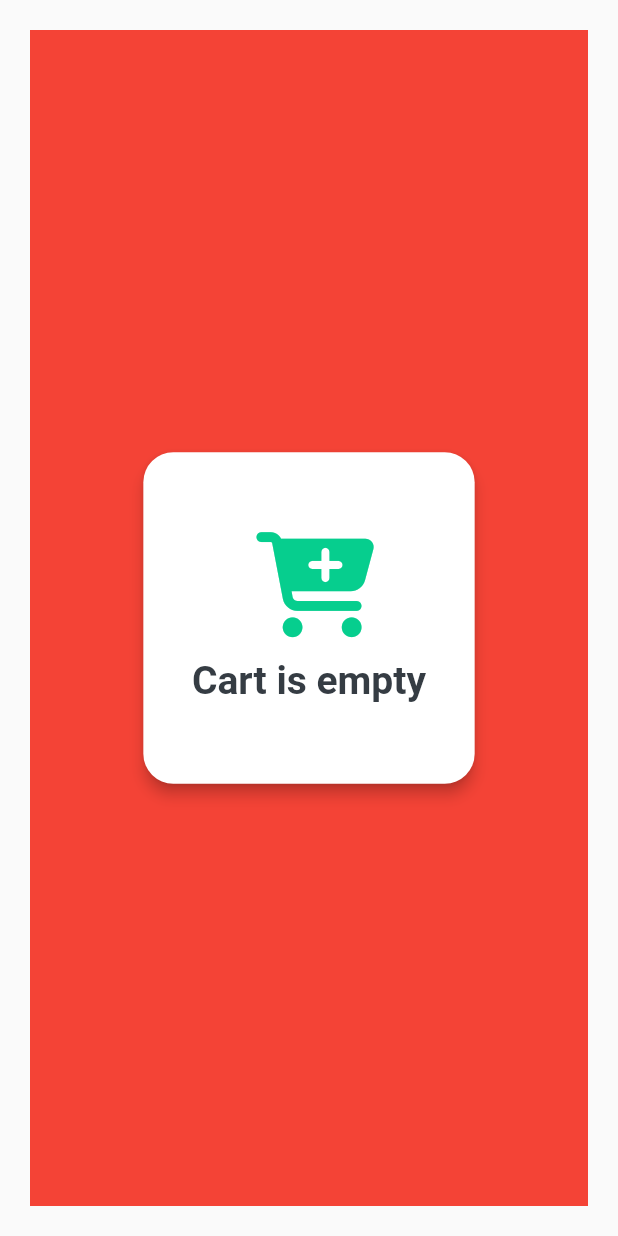
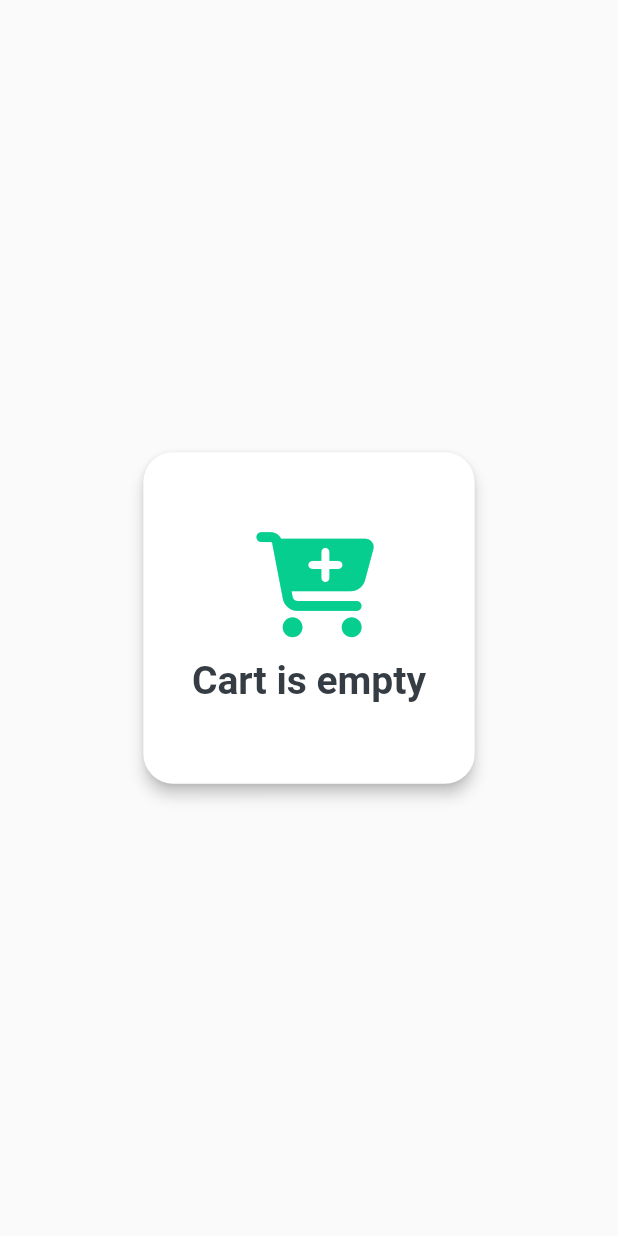
Before and after one commit to YesserBs/e-commerce, a Flutter app: the CartPage screen opened directly, on a phone screen of 412 x 824 dp. Run offline on Flutter 3.47's test engine with Material 2 defaults, Android fonts, the phone set to English and light mode, and no system bars; our stand-ins replace cloud_firestore, firebase_auth, firebase_core, flutter_keyboard_visibility, flutter_screenutil, font_awesome_flutter and 2 more; accounts and stored records are empty.

Commit message:
removed unecessary code in CartPage

```diff
--- a/lib/view/cart/cart_page.dart
+++ b/lib/view/cart/cart_page.dart
@@ -23,18 +23,6 @@ class CartPage extends StatelessWidget {
       child: Scaffold(
         body: Padding(
           padding: EdgeInsets.all(20.0),
-          child: Stack(
-            children: [
-              Column(
-                children: [
-                  Expanded(
-                    child: Container(
-                      color: Colors.red,
-                    ),
-                  ),
-                ],
-              ),
-              Positioned(
           child: Column(
             mainAxisAlignment: MainAxisAlignment.center,
             children: [
@@ -199,9 +187,6 @@ class CartPage extends StatelessWidget {
             ],
           ),
         ),
-            ],
-          ),
-        ),
       ),
     );
   }
```
Lines whose indentation alone changed are shown as unchanged.
